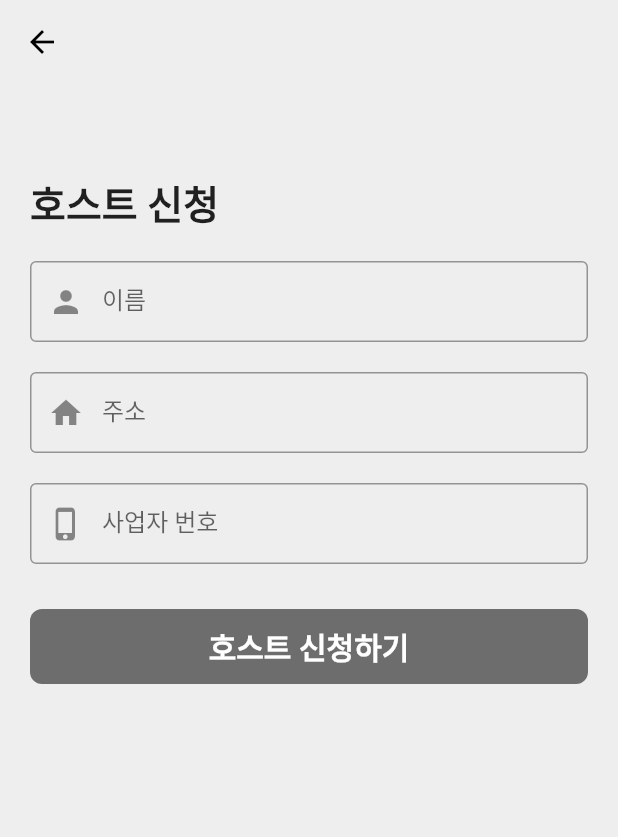
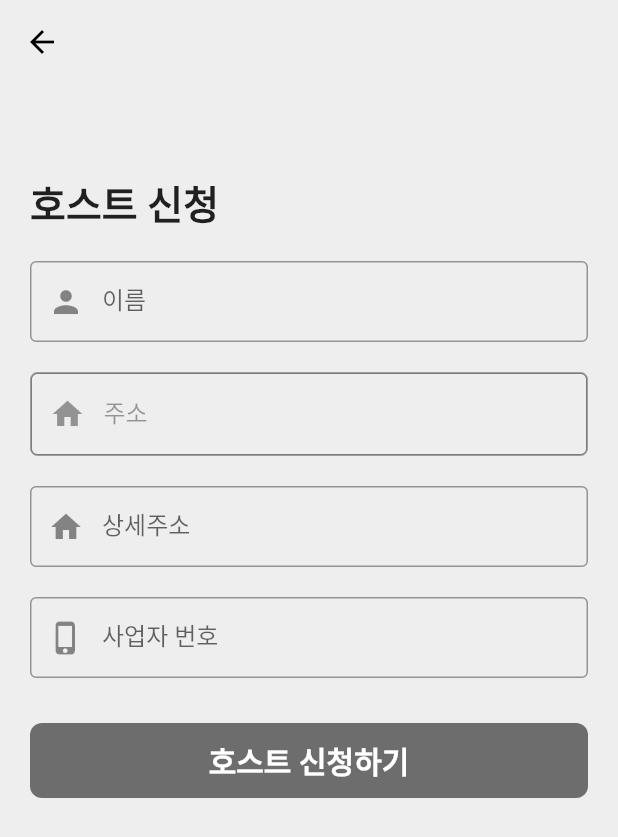
Before and after one commit to clean17/Village-Front-Project, a Flutter app: the UserApplyHostPage screen opened by its route, on a phone screen of 412 x 824 dp. Shown: the top 837 px of the screen. Run offline on Flutter 3.47's test engine with Material 2 defaults, Android fonts, the phone set to English and light mode, and no system bars; our stand-ins replace dio, flutter_riverpod, flutter_secure_storage, fluttertoast, font_awesome_flutter, geolocator and 5 more; missing offline and left inert: remedi_kopo; accounts and stored records are empty; project files that could hold a hidden picture were left out.

Commit message:
user_apply_host_page 주소ì입력칸 수정

```diff
--- a/lib/view/pages/map/juso_search_page/juso_search_page.dart
+++ b/lib/view/pages/map/juso_search_page/juso_search_page.dart
@@ -72,6 +72,6 @@ class _JusoSearchPageState extends State<JusoSearchPage> {
       ),
     );
     _AddressController.text =
-        '${model.zonecode!} ${model.address!} ${model.buildingName!}';
+    '${model.zonecode!} ${model.address!} ${model.buildingName!}';
   }
 }
--- a/lib/view/pages/user/host_apply_page/user_apply_host_page.dart
+++ b/lib/view/pages/user/host_apply_page/user_apply_host_page.dart
@@ -1,13 +1,13 @@
 import 'package:flutter/material.dart';
 import 'package:village/core/constants/style.dart';
+import 'package:village/view/pages/user/host_apply_page/widgets/host_apply_form.dart';
 
 class UserApplyHostPage extends StatelessWidget {
   final _formfield = GlobalKey<FormState>();
-  final hostNameController = TextEditingController();
-  final addressController = TextEditingController();
-  final businessNumController = TextEditingController();
+  final _hostNameController = TextEditingController();
+  final _addressController = TextEditingController();
+  final _businessNumController = TextEditingController();
 
-  bool passwordToggle = true;
 
   UserApplyHostPage({Key? key}) : super(key: key);
 
@@ -29,7 +29,7 @@ class UserApplyHostPage extends StatelessWidget {
               crossAxisAlignment: CrossAxisAlignment.center,
               children: [
                 SizedBox(height: 30),
-                ApplyForm(context),
+                HostApplyForm(),
               ],
             ),
           ),
@@ -37,88 +37,4 @@ class UserApplyHostPage extends StatelessWidget {
       ),
     );
   }
-
-  Widget ApplyForm(BuildContext context) {
-    return Form(
-      key: _formfield,
-      child: Column(
-        crossAxisAlignment: CrossAxisAlignment.start,
-        children: [
-          Text("호스트 신청", style: mplace_title),
-          SizedBox(height: 20),
-          TextFormField(
-              controller: hostNameController,
-              decoration: InputDecoration(
-                  contentPadding: EdgeInsets.symmetric(vertical: 15),
-                  labelText: "이름",
-                  border: OutlineInputBorder(),
-                  prefixIcon: Icon(Icons.person),
-                  hintText: "이름을 입력해주세요."),
-              validator: (value) {
-                if (value!.isEmpty) {
-                  return "이름을 입력해주세요.";
-                } else if (hostNameController.text.length < 2) {
-                  return "이름은 2자 이상입니다.";
-                }
-              }),
-          SizedBox(height: 20),
-          TextFormField(
-              controller: addressController,
-              decoration: InputDecoration(
-                  contentPadding: EdgeInsets.symmetric(vertical: 15),
-                  labelText: "주소",
-                  border: OutlineInputBorder(),
-                  prefixIcon: Icon(Icons.home),
-                  hintText: "주소 입력해주세요."),
-              validator: (value) {
-                if (value!.isEmpty) {
-                  return "주소를 입력해주세요.";
-                }
-              }),
-          SizedBox(height: 20),
-          TextFormField(
-              keyboardType: TextInputType.number,
-              controller: businessNumController,
-              decoration: InputDecoration(
-                contentPadding: EdgeInsets.symmetric(vertical: 15),
-                labelText: "사업자 번호",
-                border: OutlineInputBorder(),
-                hintText: "사업자번호를 입력해주세요",
-                prefixIcon: Icon(Icons.phone_iphone),
-              ),
-              validator: (value) {
-                if (value!.isEmpty) {
-                  return "사업자 번호를 입력해주세요.";
-                } else if (businessNumController.text.length == 10) {
-                  return "사업자 번호는 10자리여야합니다.";
-                }
-              }),
-          SizedBox(height: 30),
-          InkWell(
-            onTap: () async {
-              if (_formfield.currentState!.validate()) {
-                print("호스트 신청 성공");
-                // Navigator.pop(context, MaterialPageRoute(builder: (context) => LoginPage(),));
-              }
-            },
-            child: Container(
-              height: 50,
-              decoration: BoxDecoration(
-                  color: Colors.black54,
-                  borderRadius: BorderRadius.circular(8)),
-              child: Center(
-                child: Text(
-                  "호스트 신청하기",
-                  style: TextStyle(
-                      color: Colors.white,
-                      fontSize: 20,
-                      fontWeight: FontWeight.bold),
-                ),
-              ),
-            ),
-          ),
-        ],
-      ),
-    );
-  }
 }
--- /dev/null
+++ b/lib/view/pages/user/host_apply_page/widgets/host_apply_form.dart
@@ -0,0 +1,150 @@
+import 'package:flutter/cupertino.dart';
+import 'package:flutter/material.dart';
+import 'package:flutter/services.dart';
+import 'package:remedi_kopo/remedi_kopo.dart';
+import 'package:village/core/constants/style.dart';
+
+class HostApplyForm extends StatefulWidget {
+  const HostApplyForm({Key? key}) : super(key: key);
+
+  @override
+  State<HostApplyForm> createState() => _HostApplyFormState();
+}
+
+class _HostApplyFormState extends State<HostApplyForm> {
+  final _formfield = GlobalKey<FormState>();
+  final _hostNameController = TextEditingController();
+  final _addressController = TextEditingController();
+  final _businessNumController = TextEditingController();
+
+  @override
+  Widget build(BuildContext context) {
+    return Form(
+      key: _formfield,
+      child: Column(
+        crossAxisAlignment: CrossAxisAlignment.start,
+        children: [
+          Text("호스트 신청", style: mplace_title),
+          SizedBox(height: 20),
+          TextFormField(
+              controller: _hostNameController,
+              decoration: InputDecoration(
+                  contentPadding: EdgeInsets.symmetric(vertical: 15),
+                  labelText: "이름",
+                  border: OutlineInputBorder(),
+                  prefixIcon: Icon(Icons.person),
+                  hintText: "이름을 입력해주세요."),
+              validator: (value) {
+                if (value!.isEmpty) {
+                  return "이름을 입력해주세요.";
+                } else if (_hostNameController.text.length < 2) {
+                  return "이름은 2자 이상입니다.";
+                }
+              }),
+          SizedBox(height: 20),
+          Container(
+            decoration: BoxDecoration(
+              borderRadius: BorderRadius.circular(5),
+              border: Border.all(width: 1, color: Colors.grey.shade500),
+            ),
+            child: AddressText(),
+          ),
+          SizedBox(height: 20),
+          TextFormField(
+              // controller: _addressController,
+              decoration: InputDecoration(
+                  contentPadding: EdgeInsets.symmetric(vertical: 15),
+                  labelText: "상세주소",
+                  border: OutlineInputBorder(),
+                  prefixIcon: Icon(Icons.home),
+                  hintText: "상세 주소 입력해주세요."),
+              validator: (value) {
+                if (value!.isEmpty) {
+                  return "나머지 주소를 입력해주세요.";
+                }
+              }),
+          SizedBox(height: 20),
+          TextFormField(
+              keyboardType: TextInputType.number,
+              controller: _businessNumController,
+              decoration: InputDecoration(
+                contentPadding: EdgeInsets.symmetric(vertical: 15),
+                labelText: "사업자 번호",
+                border: OutlineInputBorder(),
+                hintText: "사업자번호를 입력해주세요",
+                prefixIcon: Icon(Icons.phone_iphone),
+              ),
+              validator: (value) {
+                if (value!.isEmpty) {
+                  return "사업자 번호를 입력해주세요.";
+                } else if (_businessNumController.text.length == 10) {
+                  return "사업자 번호는 10자리여야합니다.";
+                }
+              }),
+          SizedBox(height: 30),
+          InkWell(
+            onTap: () async {
+              if (_formfield.currentState!.validate()) {
+                print("호스트 신청 성공");
+                // Navigator.pop(context, MaterialPageRoute(builder: (context) => LoginPage(),));
+              }
+            },
+            child: Container(
+              height: 50,
+              decoration: BoxDecoration(
+                  color: Colors.black54,
+                  borderRadius: BorderRadius.circular(8)),
+              child: Center(
+                child: Text(
+                  "호스트 신청하기",
+                  style: TextStyle(
+                      color: Colors.white,
+                      fontSize: 20,
+                      fontWeight: FontWeight.bold),
+                ),
+              ),
+            ),
+          ),
+        ],
+      ),
+    );
+  }
+
+  Widget AddressText() {
+    return GestureDetector(
+      onTap: () {
+        HapticFeedback.mediumImpact();
+        _addressAPI(); // 카카오 주소 API
+      },
+      child: TextFormField(
+        controller: _addressController,
+        enabled: false,
+        decoration: InputDecoration(
+            contentPadding: EdgeInsets.symmetric(vertical: 15),
+            labelText: "주소",
+            border: OutlineInputBorder(
+              borderSide: BorderSide(color: Colors.black),
+            ),
+            prefixIcon: Icon(Icons.home),
+            hintText: "주소 입력해주세요."),
+        validator: (value) {
+          if (value!.isEmpty) {
+            return "주소를 입력해주세요.";
+          }
+        },
+        style: TextStyle(color: Colors.black87),
+      ),
+    );
+  }
+
+  _addressAPI() async {
+    KopoModel model = await Navigator.push(
+      context,
+      CupertinoPageRoute(
+        builder: (context) => RemediKopo(),
+      ),
+    );
+    _addressController.text =
+        '${model.zonecode!} ${model.address!} ${model.buildingName!}';
+  }
+}
```
Also changed, not shown: lib/view/pages/host/host_info_page/widgets/host_header.dart (+27 -1 lines), lib/view/pages/user/my_page/my_page.dart (+8 -1 lines).
